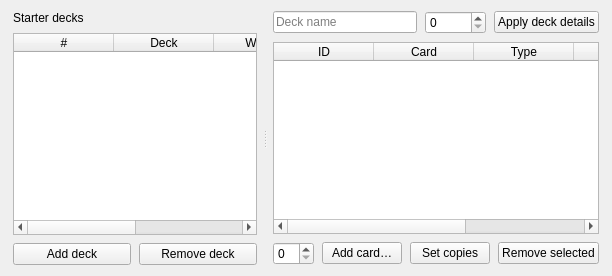
Qt form tools/pc/fm_editor/ui/starter_written_decks.ui (yamyi/YGOFM-DecompRecomp) before a commit.
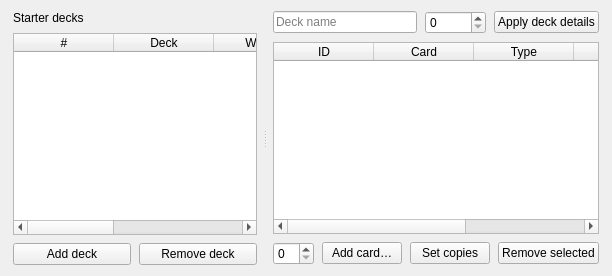
The same form after that commit.

The edit to the form file:
```diff
--- a/tools/pc/fm_editor/ui/starter_written_decks.ui
+++ b/tools/pc/fm_editor/ui/starter_written_decks.ui
@@ -36,6 +36,11 @@
            <string>Cards</string>
           </property>
          </column>
+         <column>
+          <property name="text">
+           <string>State</string>
+          </property>
+         </column>
         </widget>
        </item>
        <item>
```
Lines whose indentation alone changed are shown as unchanged.
